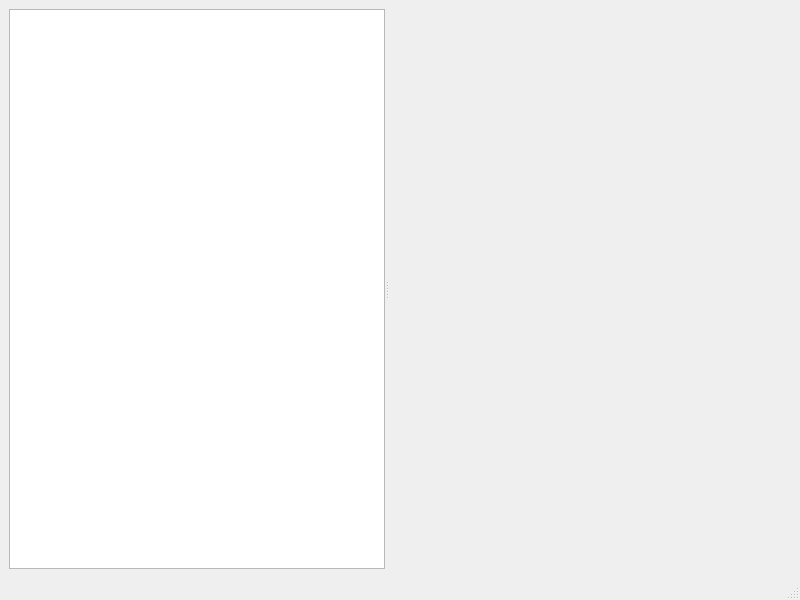
Qt form mainwindow.ui (fferri/GLTF-Tool) before a commit.
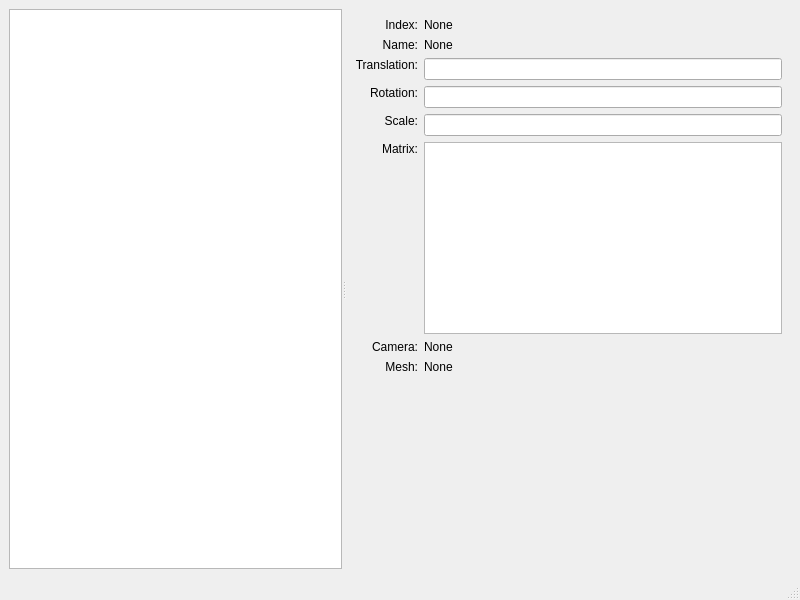
The same form after that commit. The open tabs and pages were chosen to show the change. Custom widgets are drawn as their Qt base class.

Commit message: ui hyperlinks and navigation

```diff
--- a/mainwindow.ui
+++ b/mainwindow.ui
@@ -138,8 +138,272 @@
         </layout>
        </widget>
        <widget class="QWidget" name="materialWidget"/>
-       <widget class="QWidget" name="meshWidget"/>
-       <widget class="QWidget" name="nodeWidget"/>
+       <widget class="QWidget" name="meshWidget">
+        <layout class="QGridLayout" name="gridLayout_8">
+         <item row="1" column="1">
+          <widget class="QLabel" name="meshName">
+           <property name="sizePolicy">
+            <sizepolicy hsizetype="Expanding" vsizetype="Minimum">
+             <horstretch>0</horstretch>
+             <verstretch>0</verstretch>
+            </sizepolicy>
+           </property>
+           <property name="text">
+            <string>None</string>
+           </property>
+           <property name="wordWrap">
+            <bool>true</bool>
+           </property>
+          </widget>
+         </item>
+         <item row="0" column="1">
+          <widget class="QLabel" name="meshIndex">
+           <property name="text">
+            <string>None</string>
+           </property>
+          </widget>
+         </item>
+         <item row="0" column="0">
+          <widget class="QLabel" name="meshIndexLabel">
+           <property name="text">
+            <string>Index:</string>
+           </property>
+           <property name="alignment">
+            <set>Qt::AlignRight|Qt::AlignTop|Qt::AlignTrailing</set>
+           </property>
+          </widget>
+         </item>
+         <item row="1" column="0">
+          <widget class="QLabel" name="meshNameLabel">
+           <property name="text">
+            <string>Name:</string>
+           </property>
+           <property name="alignment">
+            <set>Qt::AlignRight|Qt::AlignTop|Qt::AlignTrailing</set>
+           </property>
+          </widget>
+         </item>
+         <item row="2" column="0" colspan="2">
+          <widget class="QLabel" name="meshFill">
+           <property name="sizePolicy">
+            <sizepolicy hsizetype="Preferred" vsizetype="Preferred">
+             <horstretch>0</horstretch>
+             <verstretch>1</verstretch>
+            </sizepolicy>
+           </property>
+           <property name="text">
+            <string/>
+           </property>
+          </widget>
+         </item>
+        </layout>
+       </widget>
+       <widget class="QWidget" name="nodeWidget">
+        <layout class="QGridLayout" name="gridLayout_4">
+         <item row="7" column="0">
+          <widget class="QLabel" name="nodeMeshLabel">
+           <property name="sizePolicy">
+            <sizepolicy hsizetype="Preferred" vsizetype="Minimum">
+             <horstretch>0</horstretch>
+             <verstretch>0</verstretch>
+            </sizepolicy>
+           </property>
+           <property name="text">
+            <string>Mesh:</string>
+           </property>
+           <property name="alignment">
+            <set>Qt::AlignRight|Qt::AlignTop|Qt::AlignTrailing</set>
+           </property>
+          </widget>
+         </item>
+         <item row="4" column="0">
+          <widget class="QLabel" name="nodeScaleLabel">
+           <property name="sizePolicy">
+            <sizepolicy hsizetype="Preferred" vsizetype="Minimum">
+             <horstretch>0</horstretch>
+             <verstretch>0</verstretch>
+            </sizepolicy>
+           </property>
+           <property name="text">
+            <string>Scale:</string>
+           </property>
+           <property name="alignment">
+            <set>Qt::AlignRight|Qt::AlignTop|Qt::AlignTrailing</set>
+           </property>
+          </widget>
+         </item>
+         <item row="6" column="1">
+          <widget class="QLabel" name="nodeCamera">
+           <property name="sizePolicy">
+            <sizepolicy hsizetype="Preferred" vsizetype="Minimum">
+             <horstretch>0</horstretch>
+             <verstretch>0</verstretch>
+            </sizepolicy>
+           </property>
+           <property name="text">
+            <string>None</string>
+           </property>
+          </widget>
+         </item>
+         <item row="5" column="1">
+          <widget class="QTextEdit" name="nodeMatrix"/>
+         </item>
+         <item row="3" column="0">
+          <widget class="QLabel" name="nodeRotationLabel">
+           <property name="sizePolicy">
+            <sizepolicy hsizetype="Preferred" vsizetype="Minimum">
+             <horstretch>0</horstretch>
+             <verstretch>0</verstretch>
+            </sizepolicy>
+           </property>
+           <property name="text">
+            <string>Rotation:</string>
+           </property>
+           <property name="alignment">
+            <set>Qt::AlignRight|Qt::AlignTop|Qt::AlignTrailing</set>
+           </property>
+          </widget>
+         </item>
+         <item row="2" column="1">
+          <widget class="QLineEdit" name="nodeTranslation">
+           <property name="readOnly">
+            <bool>true</bool>
+           </property>
+          </widget>
+         </item>
+         <item row="7" column="1">
+          <widget class="QLabel" name="nodeMesh">
+           <property name="sizePolicy">
+            <sizepolicy hsizetype="Preferred" vsizetype="Minimum">
+             <horstretch>0</horstretch>
+             <verstretch>0</verstretch>
+            </sizepolicy>
+           </property>
+           <property name="text">
+            <string>None</string>
+           </property>
+          </widget>
+         </item>
+         <item row="2" column="0">
+          <widget class="QLabel" name="nodeTranslationLabel">
+           <property name="sizePolicy">
+            <sizepolicy hsizetype="Preferred" vsizetype="Minimum">
+             <horstretch>0</horstretch>
+             <verstretch>0</verstretch>
+            </sizepolicy>
+           </property>
+           <property name="text">
+            <string>Translation:</string>
+           </property>
+           <property name="alignment">
+            <set>Qt::AlignRight|Qt::AlignTop|Qt::AlignTrailing</set>
+           </property>
+          </widget>
+         </item>
+         <item row="8" column="0" colspan="2">
+          <widget class="QLabel" name="nodeFill">
+           <property name="sizePolicy">
+            <sizepolicy hsizetype="Preferred" vsizetype="Preferred">
+             <horstretch>0</horstretch>
+             <verstretch>1</verstretch>
+            </sizepolicy>
+           </property>
+           <property name="text">
+            <string/>
+           </property>
+          </widget>
+         </item>
+         <item row="5" column="0">
+          <widget class="QLabel" name="nodeMatrixLabel">
+           <property name="sizePolicy">
+            <sizepolicy hsizetype="Preferred" vsizetype="Minimum">
+             <horstretch>0</horstretch>
+             <verstretch>0</verstretch>
+            </sizepolicy>
+           </property>
+           <property name="text">
+            <string>Matrix:</string>
+           </property>
+           <property name="alignment">
+            <set>Qt::AlignRight|Qt::AlignTop|Qt::AlignTrailing</set>
+           </property>
+          </widget>
+         </item>
+         <item row="6" column="0">
+          <widget class="QLabel" name="nodeCameraLabel">
+           <property name="sizePolicy">
+            <sizepolicy hsizetype="Preferred" vsizetype="Minimum">
+             <horstretch>0</horstretch>
+             <verstretch>0</verstretch>
+            </sizepolicy>
+           </property>
+           <property name="text">
+            <string>Camera:</string>
+           </property>
+           <property name="alignment">
+            <set>Qt::AlignRight|Qt::AlignTop|Qt::AlignTrailing</set>
+           </property>
+          </widget>
+         </item>
+         <item row="4" column="1">
+          <widget class="QLineEdit" name="nodeScale">
+           <property name="readOnly">
+            <bool>true</bool>
+           </property>
+          </widget>
+         </item>
+         <item row="3" column="1">
+          <widget class="QLineEdit" name="nodeRotation">
+           <property name="readOnly">
+            <bool>true</bool>
+           </property>
+          </widget>
+         </item>
+         <item row="1" column="1">
+          <widget class="QLabel" name="nodeName">
+           <property name="sizePolicy">
+            <sizepolicy hsizetype="Expanding" vsizetype="Minimum">
+             <horstretch>0</horstretch>
+             <verstretch>0</verstretch>
+            </sizepolicy>
+           </property>
+           <property name="text">
+            <string>None</string>
+           </property>
+           <property name="wordWrap">
+            <bool>true</bool>
+           </property>
+          </widget>
+         </item>
+         <item row="0" column="1">
+          <widget class="QLabel" name="nodeIndex">
+           <property name="text">
+            <string>None</string>
+           </property>
+          </widget>
+         </item>
+         <item row="0" column="0">
+          <widget class="QLabel" name="nodeIndexLabel">
+           <property name="text">
+            <string>Index:</string>
+           </property>
+           <property name="alignment">
+            <set>Qt::AlignRight|Qt::AlignTop|Qt::AlignTrailing</set>
+           </property>
+          </widget>
+         </item>
+         <item row="1" column="0">
+          <widget class="QLabel" name="nodeNameLabel">
+           <property name="text">
+            <string>Name:</string>
+           </property>
+           <property name="alignment">
+            <set>Qt::AlignRight|Qt::AlignTop|Qt::AlignTrailing</set>
+           </property>
+          </widget>
+         </item>
+        </layout>
+       </widget>
        <widget class="QWidget" name="textureWidget"/>
        <widget class="QWidget" name="imageWidget">
         <layout class="QVBoxLayout" name="verticalLayout_4">
```
Left out of the diff: 325 changed lines with no effect on the pictures. The commit also changes 4 other files.
